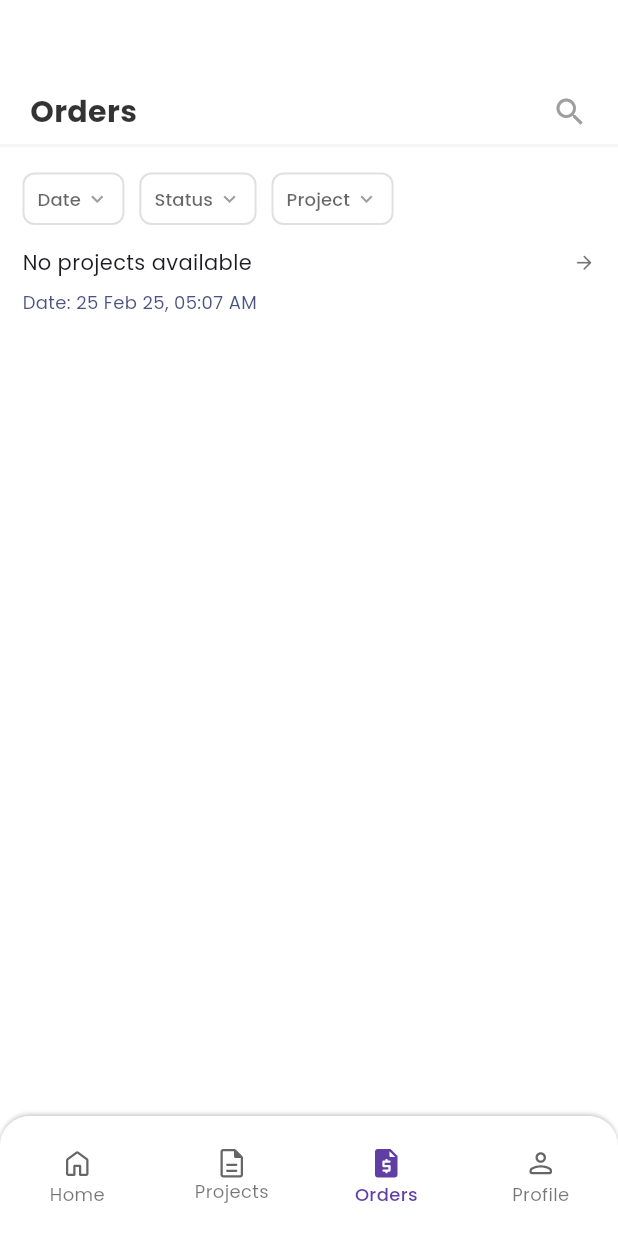
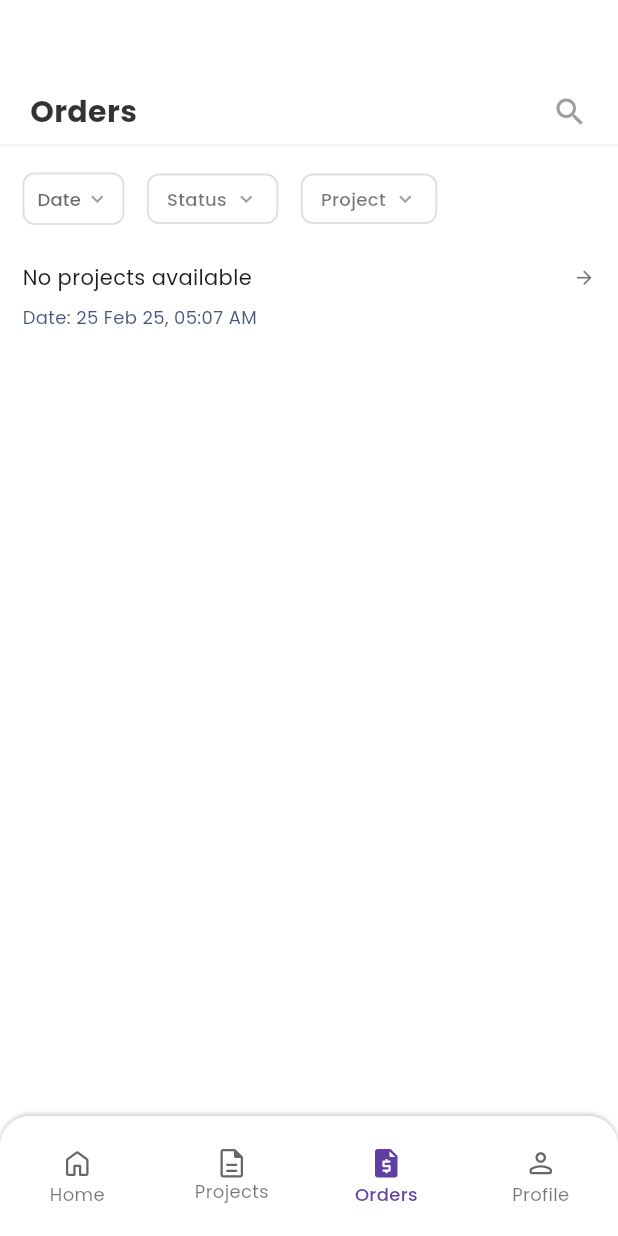
Before and after one commit to sagarpandey142/MansoonPe, a Flutter app: the OpenOrderScreen screen opened by its route, on a phone screen of 412 x 824 dp. Run offline on Flutter 3.47's test engine with Material 3 defaults, Android fonts, the phone set to English and light mode, and no system bars; our stand-ins replace connectivity_plus, dio, file_picker, flutter_otp_text_field, flutter_screenutil, flutter_secure_storage and 7 more; accounts and stored records are empty; generated files the repository leaves out were written again; network calls fail; project files that could hold a hidden picture were left out.

Commit message:
order page setup and filter setup

```diff
--- a/lib/ui/screens/open_order_screen/open_order_screen.dart
+++ b/lib/ui/screens/open_order_screen/open_order_screen.dart
@@ -98,16 +98,17 @@ class _OpenOrderScreenState extends State<OpenOrderScreen> {
             padding: const EdgeInsets.only(left: 15, top: 10),
             child: Row(
               children: [
-                _buildFilterButton("Date"),
-                SizedBox(width: 10),
-                _buildFilterButton("Status"),
-                SizedBox(width: 10),
-                _buildFilterButton("Project"),
+                _buildDateButton(context), // 📅 Date Button
+                SizedBox(width: 15), // 🛠 Adjusted spacing
+                _buildStatusDropdown(context), // 🏷 Status Dropdown (Pill Style)
+                SizedBox(width: 15), // 🛠 Adjusted spacing
+                _buildProjectDropdown(context), // 📌 Project Dropdown (Text-Based)
               ],
             ),
+
           ),
           SizedBox(
-            height: 15,
+            height: 25,
           ),
           Padding(
             padding: const EdgeInsets.only(left: 15, right: 15),
@@ -231,7 +232,8 @@ class _OpenOrderScreenState extends State<OpenOrderScreen> {
             width: 1,
           ),
         ),
-        child: IntrinsicHeight( // Ensures all containers have the same height
+        child: IntrinsicHeight(
+          // Ensures all containers have the same height
           child: Column(
             children: [
               Padding(
@@ -268,8 +270,10 @@ class _OpenOrderScreenState extends State<OpenOrderScreen> {
                         ),
                       ),
                       materialTapTargetSize: MaterialTapTargetSize.shrinkWrap,
-                      visualDensity: VisualDensity(horizontal: -3, vertical: -4),
-                      padding: EdgeInsets.symmetric(horizontal: 4, vertical: -4),
+                      visualDensity:
+                          VisualDensity(horizontal: -3, vertical: -4),
+                      padding:
+                          EdgeInsets.symmetric(horizontal: 4, vertical: -4),
                       backgroundColor: Color(0xFFF2F4F7),
                       shape: RoundedRectangleBorder(
                         borderRadius: BorderRadius.circular(12),
@@ -307,7 +311,7 @@ class _OpenOrderScreenState extends State<OpenOrderScreen> {
                             Text(
                               order.createdOn != null
                                   ? DateFormat('dd-MM-yyyy hh:mm a')
-                                  .format(DateTime.parse(order.createdOn!))
+                                      .format(DateTime.parse(order.createdOn!))
                                   : "N/A",
                               style: GoogleFonts.poppins(
                                 fontStyle: FontStyle.italic,
@@ -379,7 +383,7 @@ class _OpenOrderScreenState extends State<OpenOrderScreen> {
                               TextSpan(
                                 text: order.dueDate != null
                                     ? DateFormat('dd MMM, yyyy')
-                                    .format(DateTime.parse(order.dueDate!))
+                                        .format(DateTime.parse(order.dueDate!))
                                     : "N/A",
                                 style: TextStyle(
                                   fontWeight: FontWeight.w600,
@@ -419,21 +423,26 @@ class _OpenOrderScreenState extends State<OpenOrderScreen> {
                   ),
                 ),
               ),
-              SizedBox(height: 20,)
+              SizedBox(
+                height: 20,
+              )
             ],
           ),
         ),
       ),
     );
   }
-
 }
 
-Widget _buildFilterButton(String label) {
+
+// 📅 **Date Button**
+Widget _buildDateButton(BuildContext context) {
   return SizedBox(
-    height: 35, // Reduce height
+    height: 35,
     child: ElevatedButton(
-      onPressed: () {},
+      onPressed: () {
+        _selectDate(context);
+      },
       style: ElevatedButton.styleFrom(
         backgroundColor: Colors.transparent,
         side: BorderSide(color: Colors.grey.shade300, width: 1.3),
@@ -441,14 +450,13 @@ Widget _buildFilterButton(String label) {
         shape: RoundedRectangleBorder(
           borderRadius: BorderRadius.circular(8),
         ),
-        padding: EdgeInsets.symmetric(
-            vertical: 2, horizontal: 10), // Reduce width padding
+        padding: EdgeInsets.symmetric(vertical: 2, horizontal: 10),
       ),
       child: Row(
-        mainAxisSize: MainAxisSize.min, // Shrinks button to fit content
+        mainAxisSize: MainAxisSize.min,
         children: [
           Text(
-            label,
+            "Date",
             style: GoogleFonts.poppins(
               color: Color(0x99000000),
               fontWeight: FontWeight.w500,
@@ -456,10 +464,189 @@ Widget _buildFilterButton(String label) {
             ),
           ),
           SizedBox(width: 3),
-          Icon(Icons.keyboard_arrow_down,
-              color: Colors.grey.shade500, size: 16), // Slightly smaller icon
+          Icon(Icons.keyboard_arrow_down, color: Colors.grey.shade500, size: 16),
         ],
       ),
     ),
   );
 }
+
+
+// 📅 **Date Picker Function (Only Calendar)**
+Future<void> _selectDate(BuildContext context) async {
+  DateTime? picked = await showDatePicker(
+    context: context,
+    initialDate: DateTime.now(),
+    firstDate: DateTime(2000),
+    lastDate: DateTime(2101),
+  );
+  if (picked != null) {
+    print("Selected Date: ${picked.toLocal()}");
+  }
+}
+
+Widget _buildStatusDropdown(BuildContext context) {
+  return PopupMenuButton<String>(
+    onSelected: (value) {
+      print("Status Selected: $value");
+    },
+    offset: Offset(0, 40), // ✅ Correct dropdown positioning
+    color: Colors.white,
+    shape: RoundedRectangleBorder(
+      borderRadius: BorderRadius.circular(10),
+      side: BorderSide(color: Colors.grey.shade300, width: 1.3),
+    ),
+    itemBuilder: (BuildContext context) {
+      return _getDropdownOptions("Status").map((option) {
+        return PopupMenuItem<String>(
+          value: option,
+          child: Container(
+            padding: EdgeInsets.symmetric(vertical: 6, horizontal: 12),
+            decoration: BoxDecoration(
+              color: _getStatusColor(option).withOpacity(0.10), // ✅ Light background
+              borderRadius: BorderRadius.circular(20),
+              border: Border.all(color: _getStatusColor(option), width: 0),
+            ),
+            child: Text(
+              option,
+              style: GoogleFonts.poppins(
+                fontSize: 14,
+                fontWeight: FontWeight.w500,
+                color: _getStatusColor(option),
+              ),
+            ),
+          ),
+        );
+      }).toList();
+    },
+    child: Container(
+      padding: EdgeInsets.symmetric(vertical: 7, horizontal: 12),
+      decoration: BoxDecoration(
+        color: Colors.white,
+        borderRadius: BorderRadius.circular(8),
+        border: Border.all(color: Colors.grey.shade300, width: 1.3),
+      ),
+      child: Row(
+        mainAxisSize: MainAxisSize.min,
+        children: [
+          Text(
+            "Status",
+            style: GoogleFonts.poppins(
+              fontSize: 12,
+              fontWeight: FontWeight.w500,
+              color: Colors.black54,
+            ),
+          ),
+          SizedBox(width: 5),
+          Icon(Icons.keyboard_arrow_down, color: Colors.grey.shade500, size: 16),
+        ],
+      ),
+    ),
+  );
+}
+
+// 📌 **Status Color Mapping**
+Color _getStatusColor(String status) {
+  switch (status) {
+    case "In-review":
+      return Color(0xFFB54708);
+    case "Approved":
+      return Color(0xFF027A48);
+    case "In-progress":
+      return Color(0xFF5925DC);
+    case "Closed":
+      return Color(0xFF344054);
+    case "Not Approved":
+      return Color(0xFFB52318);
+    default:
+      return Color(0xFFB54708);
+  }
+}
+
+Widget _buildProjectDropdown(BuildContext context) {
+  return PopupMenuButton<String>(
+    onSelected: (value) {
+      print("Project Selected: $value");
+    },
+    offset: Offset(0, 40),
+    color: Colors.white,
+    shape: RoundedRectangleBorder(
+      borderRadius: BorderRadius.circular(20),
+      side: BorderSide(color: Colors.grey.shade300, width: 1.3),
+    ),
+    itemBuilder: (BuildContext context) {
+      return _getDropdownOptions("Project").map((option) {
+        return PopupMenuItem<String>(
+          value: option,
+          child: RichText(
+            text: TextSpan(
+              children: [
+                TextSpan(
+                  text: "Status: ",
+                  style: GoogleFonts.poppins(
+                    fontSize: 12,
+                    color: Colors.grey.shade500, // ✅ Light grey for "Status"
+                  ),
+                ),
+                TextSpan(
+                  text: option,
+                  style: GoogleFonts.poppins(
+                    fontSize: 14,
+                    color: _getProjectOptionColor(option),
+                    fontWeight: FontWeight.w600,
+                  ),
+                ),
+              ],
+            ),
+          ),
+        );
+      }).toList();
+    },
+    child: Container(
+      padding: EdgeInsets.symmetric(vertical: 7, horizontal: 12),
+      decoration: BoxDecoration(
+        color: Colors.white,
+        borderRadius: BorderRadius.circular(8),
+        border: Border.all(color: Colors.grey.shade300, width: 1.3),
+      ),
+      child: Row(
+        mainAxisSize: MainAxisSize.min,
+        children: [
+          Text(
+            "Project",
+            style: GoogleFonts.poppins(
+              fontSize: 12,
+              fontWeight: FontWeight.w500,
+              color: Colors.black54,
+            ),
+          ),
+          SizedBox(width: 5),
+          Icon(Icons.keyboard_arrow_down, color: Colors.grey.shade500, size: 16),
+        ],
+      ),
+    ),
+  );
+}
+
+// 📌 **Project Color Mapping**
+Color _getProjectOptionColor(String status) {
+  switch (status) {
+    case "Payment Sent to supplier":
+      return Colors.blue.shade900; // Dark blue
+    case "Pending":
+      return Colors.brown.shade700; // Brownish-red
+    case "Order not valid":
+      return Colors.red.shade700; // Red
+    default:
+      return Colors.black;
+  }
+}
+
+List<String> _getDropdownOptions(String type) {
+  if (type == "Status") {
+    return ["In-review", "Approved", "In-progress", "Closed", "Not Approved"];
+  } else if (type == "Project") {
+    return ["Payment Sent to supplier", "Pending", "Order not valid"];
+  }
+  return [];
+}
```
